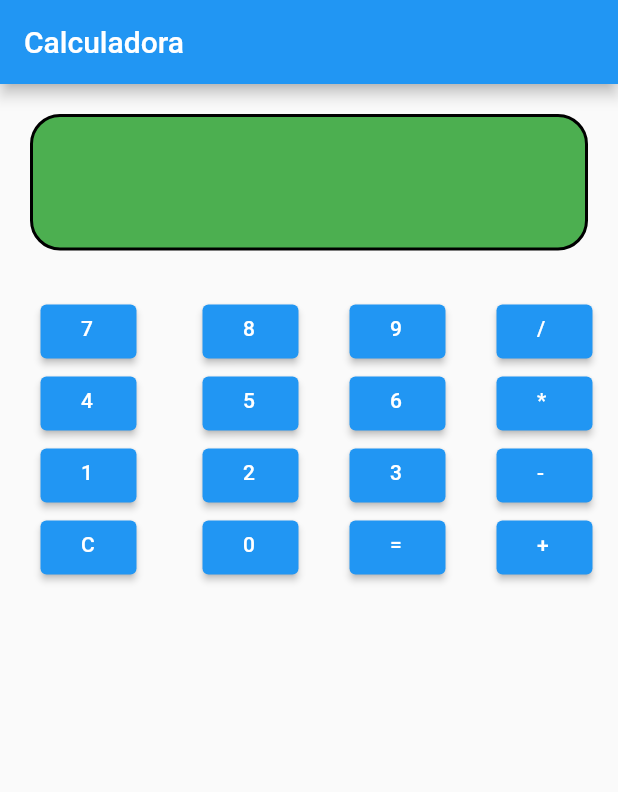
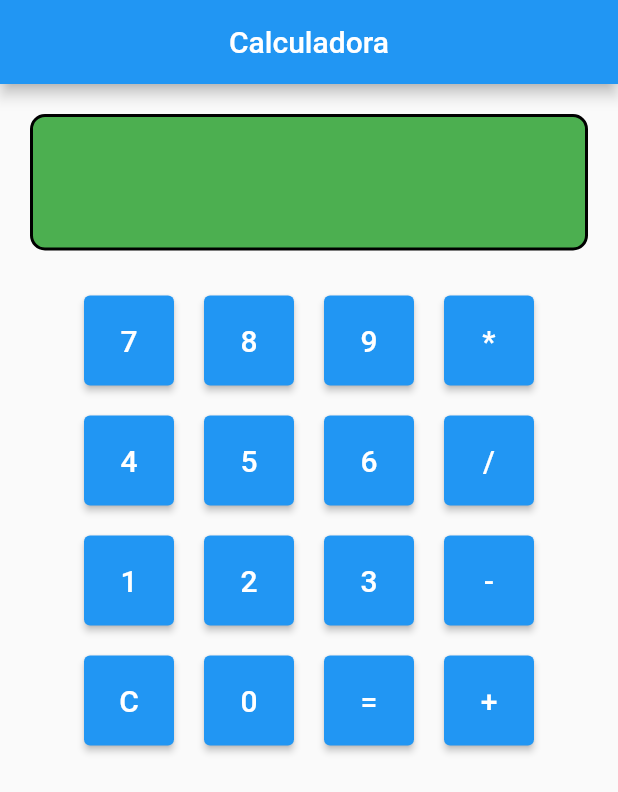
Before and after one commit to Bragaboll/Calculadora, a Flutter app: the screen it shows after launch, on a phone screen of 412 x 824 dp. Shown: the top 792 px of the screen. Run offline on Flutter 3.47's test engine with Material 2 defaults, Android fonts, the phone set to English and light mode, and no system bars.

Commit message:
correções

```diff
--- a/lib/main.dart
+++ b/lib/main.dart
@@ -30,12 +30,15 @@ class _CalculadoraState extends State<Calculadora> {
   Widget build(BuildContext context) {
     return Scaffold(
       appBar: AppBar(
-        title: Text('Calculadora'),
+        title: Center(child: Text('Calculadora')),
       ),
       body: Column(
         children: [
           _buildDisplay(),
-          _buildButtons(),
+          _buildButtons1(),
+          _buildButtons2(),
+          _buildButtons3(),
+          _buildButtons4(),
         ],
       ),
     );
@@ -43,214 +46,296 @@ class _CalculadoraState extends State<Calculadora> {
 
   Widget _buildDisplay() {
     return Container(
-        width: double.maxFinite,
       margin: EdgeInsets.all(20),
       padding: EdgeInsets.all(20),
+      width: double.maxFinite,
       decoration: BoxDecoration(
-          color: Colors.green,
-          borderRadius: BorderRadius.circular(20),
+          borderRadius: BorderRadius.circular(10),
           border: Border.all(width: 2),
-        ),
+          color: Colors.green),
       child: Text(
         display,
         style: TextStyle(fontSize: 40, color: Colors.white),
         textAlign: TextAlign.end,
-        ));
+      ),
+    );
   }
 
-  Widget _buildButtons() {
+  Widget _buildButtons1() {
     return Row(
-      mainAxisAlignment: MainAxisAlignment.spaceAround,
+      mainAxisAlignment: MainAxisAlignment.center,
       children: [
-        Padding(
-          padding: const EdgeInsets.all(10.0),
-          child: Column(
-            children: [
-              ElevatedButton(
+        Container(
+          margin: const EdgeInsets.all(10),
+          width: 60,
+          height: 60,
+          child: ElevatedButton(
             onPressed: () {
               precionarBotao('7');
             },
-                  child: Container(
-                    height: 20,
-                    width: 10,
-                    color: Colors.blue,
-                    child: Text('7'),
-                  )),
-              ElevatedButton(
-                  onPressed: () {
-                    precionarBotao('4');
-                  },
-                  child: Container(
-                    height: 20,
-                    width: 10,
-                    color: Colors.blue,
-                    child: Text('4'),
-                  )),
-              ElevatedButton(
-                  onPressed: () {
-                    precionarBotao('1');
-                  },
-                  child: Container(
-                    height: 20,
-                    width: 10,
-                    color: Colors.blue,
-                    child: Text('1'),
-                  )),
-              ElevatedButton(
-                  onPressed: () {
-                    limparDisplay();
-                  },
-                  child: Container(
-                    height: 20,
-                    width: 10,
-                    color: Colors.blue,
-                    child: Text('C'),
-                  )),
-            ],
+            child: Text(
+              '7',
+              style: TextStyle(fontSize: 20),
             ),
           ),
-        Column(
-          children: [
-            ElevatedButton(
+        ),
+        Container(
+          margin: const EdgeInsets.all(10),
+          width: 60,
+          height: 60,
+          child: ElevatedButton(
             onPressed: () {
               precionarBotao('8');
             },
-                child: Container(
-                  height: 20,
-                  width: 10,
-                  color: Colors.blue,
-                  child: Text('8'),
-                )),
-            ElevatedButton(
-                onPressed: () {
-                  precionarBotao('5');
-                },
-                child: Container(
-                  height: 20,
-                  width: 10,
-                  color: Colors.blue,
-                  child: Text('5'),
-                )),
-            ElevatedButton(
-                onPressed: () {
-                  precionarBotao('2');
-                },
-                child: Container(
-                  height: 20,
-                  width: 10,
-                  color: Colors.blue,
-                  child: Text('2'),
-                )),
-            ElevatedButton(
-                onPressed: () {
-                  precionarBotao('0');
-                },
-                child: Container(
-                  height: 20,
-                  width: 10,
-                  color: Colors.blue,
-                  child: Text('0'),
-                )),
-          ],
+            child: Text(
+              '8',
+              style: TextStyle(fontSize: 20),
             ),
-        Column(
-          children: [
-            ElevatedButton(
+          ),
+        ),
+        Container(
+          margin: const EdgeInsets.all(10),
+          width: 60,
+          height: 60,
+          child: ElevatedButton(
             onPressed: () {
               precionarBotao('9');
             },
-                child: Container(
-                    height: 20,
-                    width: 10,
-                    color: Colors.blue,
-                    child: Text('9'))),
-            ElevatedButton(
-                onPressed: () {
-                  precionarBotao('6');
-                },
-                child: Container(
-                  height: 20,
-                  width: 10,
-                  color: Colors.blue,
-                  child: Text('6'),
-                )),
-            ElevatedButton(
-                onPressed: () {
-                  precionarBotao('3');
-                },
-                child: Container(
-                  height: 20,
-                  width: 10,
-                  color: Colors.blue,
-                  child: Text('3'),
-                )),
-            ElevatedButton(
-                onPressed: () {
-                  calcular();
-                },
-                child: Container(
-                  height: 20,
-                  width: 10,
-                  color: Colors.blue,
-                  child: Text('='),
-                )),
-          ],
+            child: Text(
+              '9',
+              style: TextStyle(fontSize: 20),
             ),
-        Column(
-          children: [
-            ElevatedButton(
-                onPressed: () {
-                  precionarBotao('/');
-                  operador = '/';
-                },
-                child: Container(
-                  height: 20,
-                  width: 10,
-                  color: Colors.blue,
-                  child: Text('/'),
-                )),
-            ElevatedButton(
+          ),
+        ),
+        Container(
+          margin: const EdgeInsets.all(10),
+          width: 60,
+          height: 60,
+          child: ElevatedButton(
             onPressed: () {
               precionarBotao('*');
               operador = '*';
             },
-                child: Container(
-                  height: 20,
-                  width: 10,
-                  color: Colors.blue,
-                  child: Text('*'),
-                )),
-            ElevatedButton(
-                onPressed: () {
-                  precionarBotao('-');
-                  operador = '-';
-                },
-                child: Container(
-                  height: 20,
-                  width: 10,
-                  color: Colors.blue,
-                  child: Text('-'),
-                )),
-            ElevatedButton(
-                onPressed: () {
-                  precionarBotao('+');
-                  operador = '+';
-                },
-                child: Container(
-                  height: 20,
-                  width: 10,
-                  color: Colors.blue,
-                  child: Text('+'),
-                )),
-          ],
+            child: Text(
+              '*',
+              style: TextStyle(fontSize: 20),
+            ),
+          ),
         ),
       ],
     );
   }
 
+  Widget _buildButtons2() {
+    return Row(
+      mainAxisAlignment: MainAxisAlignment.center,
+      children: [
+        Container(
+          margin: const EdgeInsets.all(10),
+          width: 60,
+          height: 60,
+          child: ElevatedButton(
+            onPressed: () {
+              precionarBotao('4');
+            },
+            child: Text(
+              '4',
+              style: TextStyle(fontSize: 20),
+            ),
+          ),
+        ),
+        Container(
+          margin: const EdgeInsets.all(10),
+          width: 60,
+          height: 60,
+          child: ElevatedButton(
+            onPressed: () {
+              precionarBotao('5');
+            },
+            child: Text(
+              '5',
+              style: TextStyle(fontSize: 20),
+            ),
+          ),
+        ),
+        Container(
+          margin: const EdgeInsets.all(10),
+          width: 60,
+          height: 60,
+          child: ElevatedButton(
+            onPressed: () {
+              precionarBotao('6');
+            },
+            child: Text(
+              '6',
+              style: TextStyle(fontSize: 20),
+            ),
+          ),
+        ),
+        Container(
+          margin: const EdgeInsets.all(10),
+          width: 60,
+          height: 60,
+          child: ElevatedButton(
+            onPressed: () {
+              precionarBotao('/');
+              operador = '/';
+            },
+            child: Text(
+              '/',
+              style: TextStyle(fontSize: 20),
+            ),
+          ),
+        ),
+      ],
+    );
+  }
+
+  Widget _buildButtons3() {
+    return Row(
+      mainAxisAlignment: MainAxisAlignment.center,
+      children: [
+        Container(
+          margin: const EdgeInsets.all(10),
+          width: 60,
+          height: 60,
+          child: ElevatedButton(
+            onPressed: () {
+              precionarBotao('1');
+            },
+            child: Text(
+              '1',
+              style: TextStyle(fontSize: 20),
+            ),
+          ),
+        ),
+        Container(
+          margin: const EdgeInsets.all(10),
+          width: 60,
+          height: 60,
+          child: ElevatedButton(
+            onPressed: () {
+              precionarBotao('2');
+            },
+            child: Text(
+              '2',
+              style: TextStyle(fontSize: 20),
+            ),
+          ),
+        ),
+        Container(
+          margin: const EdgeInsets.all(10),
+          width: 60,
+          height: 60,
+          child: ElevatedButton(
+            onPressed: () {
+              precionarBotao('3');
+            },
+            child: Text(
+              '3',
+              style: TextStyle(fontSize: 20),
+            ),
+          ),
+        ),
+        Container(
+          margin: const EdgeInsets.all(10),
+          width: 60,
+          height: 60,
+          child: ElevatedButton(
+            onPressed: () {
+              precionarBotao('-');
+              operador = '-';
+            },
+            child: Text(
+              '-',
+              style: TextStyle(fontSize: 20),
+            ),
+          ),
+        ),
+      ],
+    );
+  }
+
+  Widget _buildButtons4() {
+    return Row(
+      mainAxisAlignment: MainAxisAlignment.center,
+      children: [
+        Container(
+          margin: const EdgeInsets.all(10),
+          width: 60,
+          height: 60,
+          child: ElevatedButton(
+            onPressed: () {
+              precionarBotao('C');
+              limparDisplay();
+            },
+            child: Text(
+              'C',
+              style: TextStyle(fontSize: 20),
+            ),
+          ),
+        ),
+        Container(
+          margin: const EdgeInsets.all(10),
+          width: 60,
+          height: 60,
+          child: ElevatedButton(
+            onPressed: () {
+              precionarBotao('0');
+            },
+            child: Text(
+              '0',
+              style: TextStyle(fontSize: 20),
+            ),
+          ),
+        ),
+        Container(
+          margin: const EdgeInsets.all(10),
+          width: 60,
+          height: 60,
+          child: ElevatedButton(
+            onPressed: () {
+              calcular();
+            },
+            child: Text(
+              '=',
+              style: TextStyle(fontSize: 20),
+            ),
+          ),
+        ),
+        Container(
+          margin: const EdgeInsets.all(10),
+          width: 60,
+          height: 60,
+          child: ElevatedButton(
+            onPressed: () {
+              precionarBotao('+');
+              operador = '+';
+            },
+            child: Text(
+              '+',
+              style: TextStyle(fontSize: 20),
+            ),
+          ),
+        ),
+      ],
+    );
+  }
+
+  void precionarBotao(String text) {
+    setState(() {
+      display += text;
+    });
+  }
+
+  void limparDisplay() {
+    setState(() {
+      display = '';
+    });
+  }
+
   void calcular() {
     List<String> valores = display.split(operador);
-
     int valor1 = int.parse(valores[0]);
     int valor2 = int.parse(valores[1]);
     num resultado = 0;
@@ -261,26 +346,15 @@ class _CalculadoraState extends State<Calculadora> {
     if (operador == '-') {
       resultado = valor1 - valor2;
     }
+    if (operador == '/') {
+      resultado = valor1 / valor2;
+    }
     if (operador == '*') {
       resultado = valor1 * valor2;
     }
-    if (operador == '/') {
-      resultado = valor1 / valor2;
-    }
+
     setState(() {
       display = resultado.toString();
     });
   }
-
-  void precionarBotao(String text) {
-    setState(() {
-      display += text;
-    });
 }
-
-  void limparDisplay() {
-    setState(() {
-      display = "";
-    });
-  }
-}
```
Also changed, not shown: app_calculadora/lib/main.dart (deleted, +0 -95 lines), app_calculadora/pubspec.yaml (deleted, +0 -76 lines), app_calculadora/pubspec.lock (deleted), pubspec.lock, 68 other files. Lines whose indentation alone changed are shown as unchanged.
